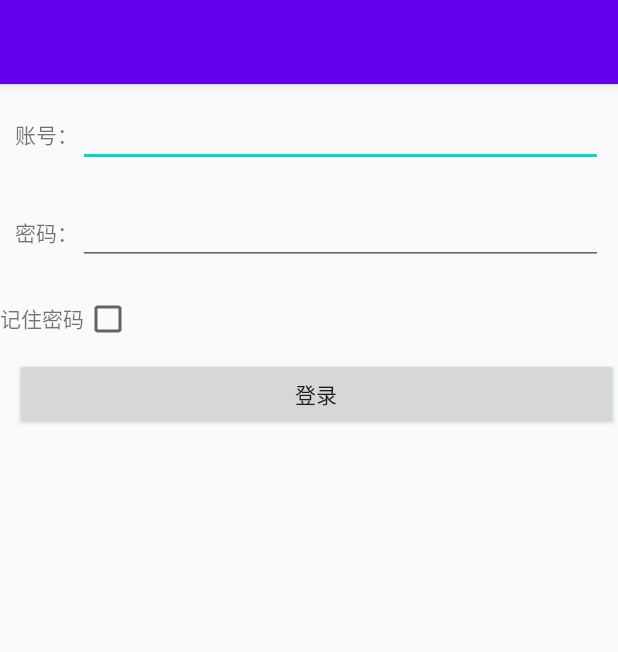
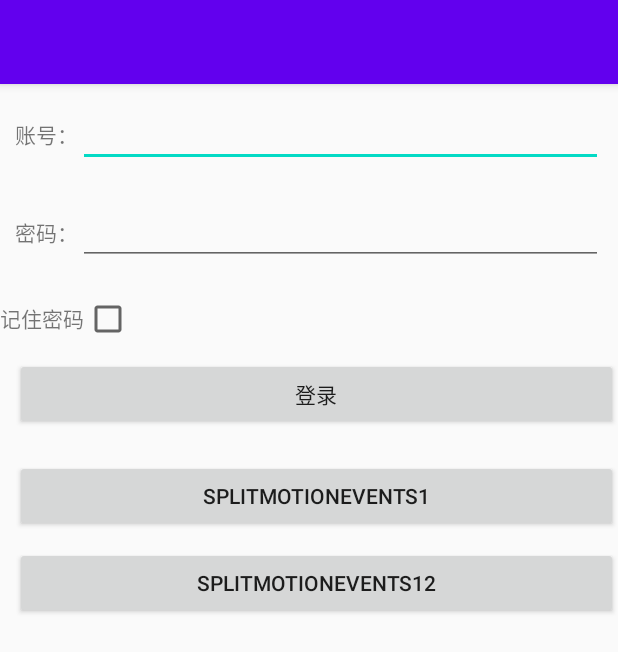
Before and after one commit to carrollcai/android-practise, an Android app: the LoginActivity screen opened directly, with no data from a screen before it, on a phone screen of 412 x 824 dp. Shown: the top 652 px of the screen. Run offline under Robolectric (Android 15) with nearby library versions, the phone set to English and light mode, and no system bars.

Commit message:
[Feature] startDragAndDrop and setMotionEventSplittingEnabled

```diff
--- a/app/build.gradle
+++ b/app/build.gradle
@@ -39,4 +39,8 @@ dependencies {
     implementation 'org.greenrobot:eventbus:3.0.0'
     implementation 'com.jakewharton:butterknife:10.2.3'
     annotationProcessor 'com.jakewharton:butterknife-compiler:10.2.3'
+    implementation "miuix.folme:folme:1.0.1-alpha14"
+    implementation 'miuix.basewidget:miuixbasewidget:1.0.0-beta02'
+    implementation "miuix.appcompat:appcompat:1.1.0-beta04"
+    implementation 'miuix.core:core:1.1.0-beta01'
 }
--- a/app/src/main/AndroidManifest.xml
+++ b/app/src/main/AndroidManifest.xml
@@ -24,7 +24,8 @@
         android:supportsRtl="true"
         android:theme="@style/AppTheme"
         android:usesCleartextTraffic="true">
-        <activity android:name=".hybrid.HybridActivity"></activity>
+        <activity android:name=".startdraganddrop.StartDargAndDropActivity" android:theme="@style/Theme.DayNight" />
+        <activity android:name=".hybrid.HybridActivity" />
         <activity android:name=".eventbus.SecondActivity" />
         <activity android:name=".eventbus.EventBusActivity" />
         <activity android:name=".horizontalview.HorizontalViewActivity" />
--- a/app/src/main/java/com/example/practise/MainActivity.java
+++ b/app/src/main/java/com/example/practise/MainActivity.java
@@ -16,6 +16,7 @@ import com.example.practise.recyclerview.RecyclerViewActivity;
 import com.example.practise.rememberpwd.LoginActivity;
 import com.example.practise.servicebest.DownloadDemoActivity;
 import com.example.practise.sqlitedemo.SqliteDemoActivity;
+import com.example.practise.startdraganddrop.StartDargAndDropActivity;
 import com.example.practise.taglayout.TagLayoutActivity;
 import com.example.practise.titlebar.TitleBarActivity;
 import com.example.practise.webview.WebViewJSActivity;
@@ -68,6 +69,7 @@ public class MainActivity extends AppCompatActivity {
         list.add(new BtnList("打开Horizontal Demo", HorizontalViewActivity.class));
         list.add(new BtnList("打开EventBus", EventBusActivity.class));
         list.add(new BtnList("打开Hybrid", HybridActivity.class));
+        list.add(new BtnList("打开StartDragAndDrop", StartDargAndDropActivity.class));
 
         LinearLayoutManager linearLayoutManager = new LinearLayoutManager(this);
         recyclerView = findViewById(R.id.recyclerView);
--- a/app/src/main/java/com/example/practise/rememberpwd/LoginActivity.java
+++ b/app/src/main/java/com/example/practise/rememberpwd/LoginActivity.java
@@ -1,9 +1,14 @@
 package com.example.practise.rememberpwd;
 
+import android.app.Activity;
+import android.content.ComponentName;
 import android.content.DialogInterface;
 import android.content.Intent;
 import android.content.SharedPreferences;
+import android.net.Uri;
 import android.os.Bundle;
+import android.util.Log;
+import android.view.MotionEvent;
 import android.view.View;
 import android.widget.Button;
 import android.widget.CheckBox;
@@ -65,7 +70,6 @@ public class LoginActivity extends AppCompatActivity {
         mSubmit.setOnClickListener(new View.OnClickListener() {
             @Override
             public void onClick(View v) {
-
                 String account = mAccount.getText().toString();
                 String pwd = mPassword.getText().toString();
 
@@ -118,6 +122,31 @@ public class LoginActivity extends AppCompatActivity {
                 }
             }
         });
+
+
+        findViewById(R.id.login_test1).setOnTouchListener(new View.OnTouchListener() {
+            @Override
+            public boolean onTouch(View v, MotionEvent event) {
+                Log.d("onTouch", "onTouch setMotionEventSplittingEnabled1，" + event);
+                return true;
+            }
+        });
+
+        findViewById(R.id.login_test2).setOnTouchListener(new View.OnTouchListener() {
+            @Override
+            public boolean onTouch(View v, MotionEvent event) {
+                Log.d("onTouch", "onTouch setMotionEventSplittingEnabled2，" + event);
+                return true;
+            }
+        });
+
+        mAccount.setOnTouchListener(new View.OnTouchListener() {
+            @Override
+            public boolean onTouch(View v, MotionEvent event) {
+                Log.d("onTouch", "onTouch setMotionEventSplittingEnabled3，" + event);
+                return true;
+            }
+        });
     }
 
     @Override
--- a/app/src/main/res/layout/activity_contentprovider.xml
+++ b/app/src/main/res/layout/activity_contentprovider.xml
@@ -8,5 +8,5 @@
     <TextView
         android:layout_width="wrap_content"
         android:layout_height="wrap_content"
-        android:text="hello_world" />
+        android:text="@string/hello_world" />
 </LinearLayout>
--- a/app/src/main/res/layout/activity_login.xml
+++ b/app/src/main/res/layout/activity_login.xml
@@ -66,14 +66,44 @@
 
     </LinearLayout>
 
+
     <Button
         android:layout_width="match_parent"
         android:layout_height="wrap_content"
-        android:id="@+id/login_btn"
         android:layout_marginTop="10dp"
         android:layout_marginLeft="10dp"
+        android:id="@+id/login_btn"
         android:text="登录"
         />
 
+    <LinearLayout
+        android:layout_width="match_parent"
+        android:layout_height="wrap_content"
+        android:orientation="vertical"
+        android:layout_marginTop="10dp"
+        android:splitMotionEvents="false"
+        >
+
+        <Button
+            android:layout_width="match_parent"
+            android:layout_height="wrap_content"
+            android:id="@+id/login_test1"
+            android:layout_marginTop="10dp"
+            android:layout_marginLeft="10dp"
+            android:text="splitMotionEvents1"
+            />
+
+
+        <Button
+            android:layout_width="match_parent"
+            android:layout_height="wrap_content"
+            android:id="@+id/login_test2"
+            android:layout_marginTop="10dp"
+            android:layout_marginLeft="10dp"
+            android:text="splitMotionEvents12"
+            />
+
+    </LinearLayout>
+
 
 </LinearLayout>
--- /dev/null
+++ b/app/src/main/res/values-round/strings.xml
@@ -0,0 +1,3 @@
+<resources>
+    <string name="hello_world">Hello Round World!</string>
+</resources>
--- a/app/src/main/res/values/colors.xml
+++ b/app/src/main/res/values/colors.xml
@@ -3,4 +3,5 @@
     <color name="colorPrimary">#6200EE</color>
     <color name="colorPrimaryDark">#3700B3</color>
     <color name="colorAccent">#03DAC5</color>
+    <color name="table_view_head_row">#E6FF7433</color>
 </resources>
--- /dev/null
+++ b/app/src/main/res/values/ids.xml
@@ -0,0 +1,4 @@
+<?xml version="1.0" encoding="utf-8"?>
+<resources>
+    <item type="id" name="tag_folme"/>
+</resources>
--- /dev/null
+++ b/app/src/main/res/values/themes.xml
@@ -0,0 +1,5 @@
+<?xml version="1.0" encoding="utf-8"?>
+<resources>
+    <style name="AC.Theme.Light" parent="Theme.DayNight">
+    </style>
+</resources>
```
Also changed, not shown: app/src/main/java/com/example/practise/startdraganddrop/StartDargAndDropActivity.java (added, +80 -0 lines), app/src/main/res/layout/activity_start_darg_and_drop.xml (added, +15 -0 lines), app/src/main/res/values/dimens.xml (added, +15 -0 lines), build.gradle (+7 -0 lines).
